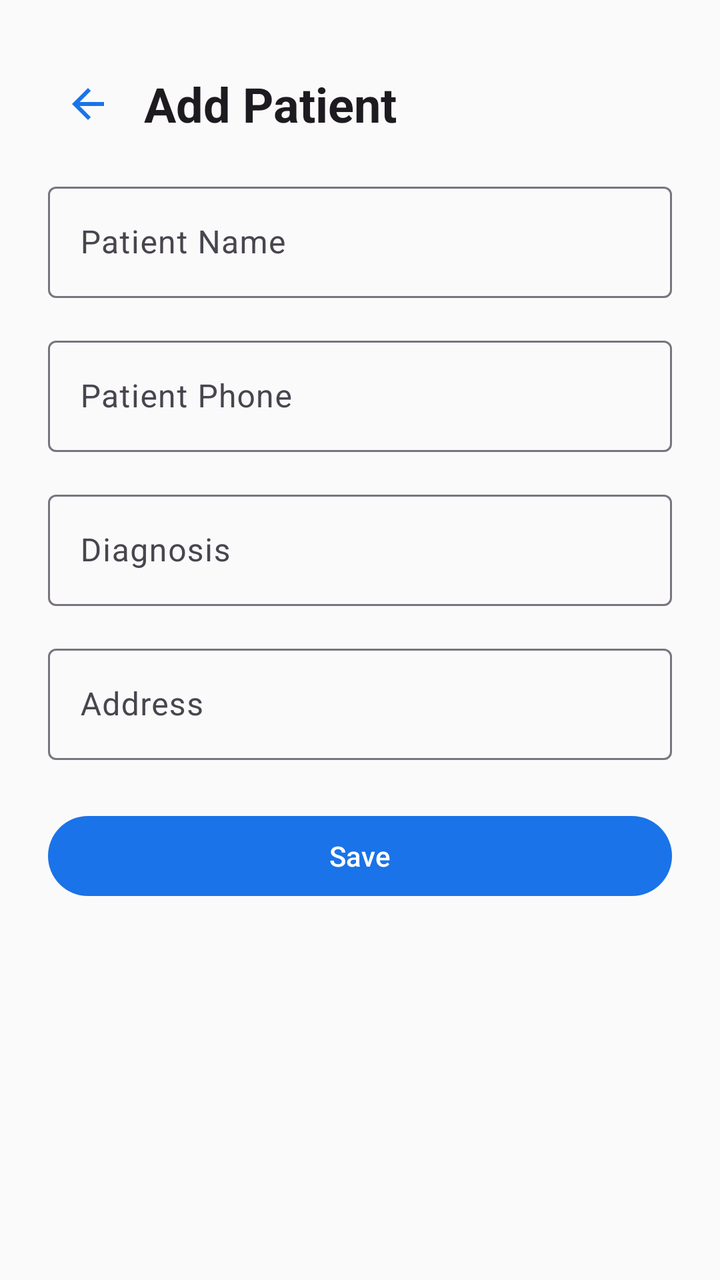
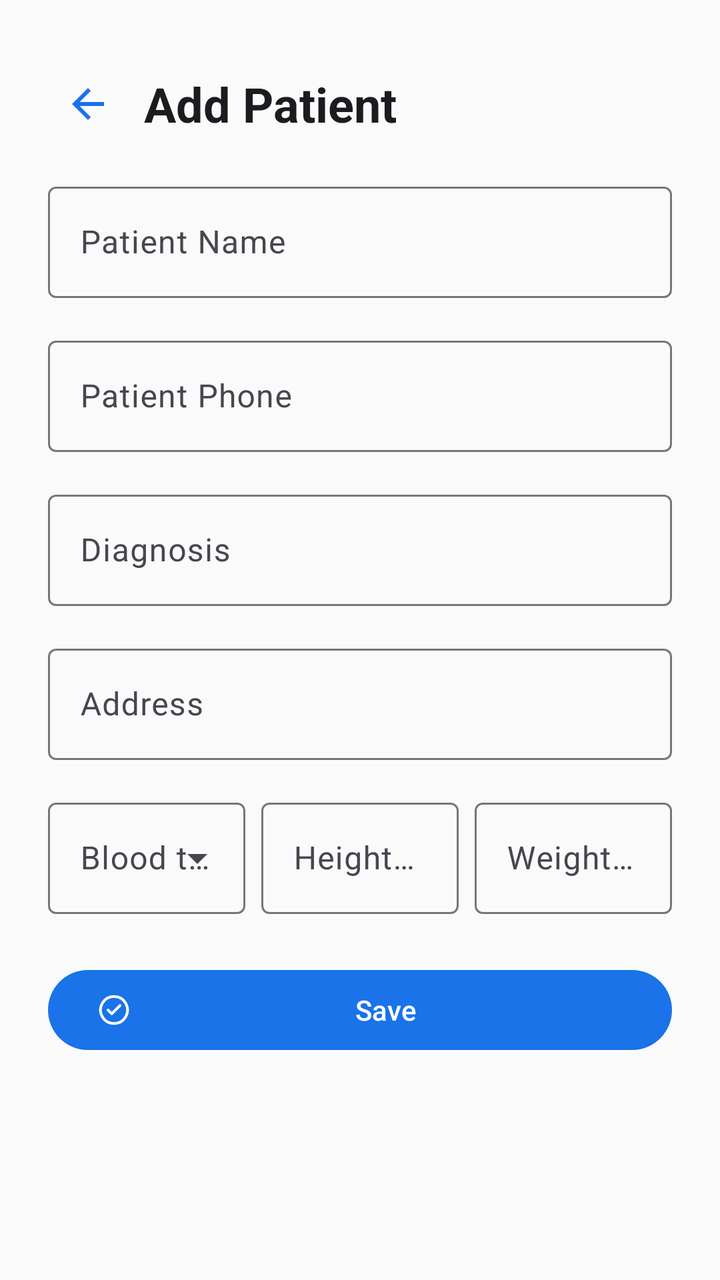

Compare the two renders of this Android layout. The source of the first and the diff that turns it into the second are given below.
<!-- AndroidManifest.xml: application theme Theme.MedCare -->
<!-- res/layout/fragment_patient_form.xml -->
<?xml version="1.0" encoding="utf-8"?>
<ScrollView xmlns:android="http://schemas.android.com/apk/res/android"
    xmlns:app="http://schemas.android.com/apk/res-auto"
    android:layout_width="match_parent"
    android:layout_height="match_parent">

    <androidx.constraintlayout.widget.ConstraintLayout
        android:layout_width="match_parent"
        android:layout_height="wrap_content"
        android:padding="@dimen/margin_large">

        <LinearLayout
            android:id="@+id/top_bar"
            android:layout_width="0dp"
            android:layout_height="wrap_content"
            android:layout_marginTop="8dp"
            android:gravity="center_vertical"
            android:orientation="horizontal"
            app:layout_constraintEnd_toEndOf="parent"
            app:layout_constraintStart_toStartOf="parent"
            app:layout_constraintTop_toTopOf="parent">

            <ImageButton
                android:id="@+id/back_button"
                android:layout_width="wrap_content"
                android:layout_height="wrap_content"
                android:background="?attr/selectableItemBackgroundBorderless"
                android:contentDescription="@string/cancel"
                android:padding="8dp"
                android:src="@drawable/ic_arrow_back"
                app:tint="?attr/colorPrimary" />

            <TextView
                android:id="@+id/form_title"
                android:layout_width="wrap_content"
                android:layout_height="wrap_content"
                android:layout_marginStart="8dp"
                android:text="@string/add_patient"
                android:textAppearance="@style/TextAppearance.Material3.HeadlineSmall"
                android:textStyle="bold" />

        </LinearLayout>

        <com.google.android.material.textfield.TextInputLayout
            android:id="@+id/name_layout"
            style="@style/Widget.Material3.TextInputLayout.OutlinedBox"
            android:layout_width="0dp"
            android:layout_height="wrap_content"
            android:layout_marginTop="16dp"
            android:hint="@string/patient_name"
            app:layout_constraintEnd_toEndOf="parent"
            app:layout_constraintStart_toStartOf="parent"
            app:layout_constraintTop_toBottomOf="@id/top_bar">

            <com.google.android.material.textfield.TextInputEditText
                android:id="@+id/name_input"
                android:layout_width="match_parent"
                android:layout_height="wrap_content"
                android:inputType="textPersonName"
                android:imeOptions="actionNext" />
        </com.google.android.material.textfield.TextInputLayout>

        <com.google.android.material.textfield.TextInputLayout
            android:id="@+id/phone_layout"
            style="@style/Widget.Material3.TextInputLayout.OutlinedBox"
            android:layout_width="0dp"
            android:layout_height="wrap_content"
            android:layout_marginTop="16dp"
            android:hint="@string/patient_phone"
            app:layout_constraintEnd_toEndOf="parent"
            app:layout_constraintStart_toStartOf="parent"
            app:layout_constraintTop_toBottomOf="@id/name_layout">

            <com.google.android.material.textfield.TextInputEditText
                android:id="@+id/phone_input"
                android:layout_width="match_parent"
                android:layout_height="wrap_content"
                android:inputType="phone"
                android:imeOptions="actionNext" />
        </com.google.android.material.textfield.TextInputLayout>

        <com.google.android.material.textfield.TextInputLayout
            android:id="@+id/diagnosis_layout"
            style="@style/Widget.Material3.TextInputLayout.OutlinedBox"
            android:layout_width="0dp"
            android:layout_height="wrap_content"
            android:layout_marginTop="16dp"
            android:hint="@string/patient_diagnosis"
            app:layout_constraintEnd_toEndOf="parent"
            app:layout_constraintStart_toStartOf="parent"
            app:layout_constraintTop_toBottomOf="@id/phone_layout">

            <com.google.android.material.textfield.TextInputEditText
                android:id="@+id/diagnosis_input"
                android:layout_width="match_parent"
                android:layout_height="wrap_content"
                android:inputType="textMultiLine"
                android:imeOptions="actionNext" />
        </com.google.android.material.textfield.TextInputLayout>

        <com.google.android.material.textfield.TextInputLayout
            android:id="@+id/address_layout"
            style="@style/Widget.Material3.TextInputLayout.OutlinedBox"
            android:layout_width="0dp"
            android:layout_height="wrap_content"
            android:layout_marginTop="16dp"
            android:hint="@string/address"
            app:layout_constraintEnd_toEndOf="parent"
            app:layout_constraintStart_toStartOf="parent"
            app:layout_constraintTop_toBottomOf="@id/diagnosis_layout">

            <com.google.android.material.textfield.TextInputEditText
                android:id="@+id/address_input"
                android:layout_width="match_parent"
                android:layout_height="wrap_content"
                android:inputType="textPostalAddress"
                android:maxLines="2"
                android:imeOptions="actionDone" />
        </com.google.android.material.textfield.TextInputLayout>

        <com.google.android.material.button.MaterialButton
            android:id="@+id/save_button"
            android:layout_width="0dp"
            android:layout_height="wrap_content"
            android:layout_marginTop="24dp"
            android:text="@string/save"
            app:layout_constraintEnd_toEndOf="parent"
            app:layout_constraintStart_toStartOf="parent"
            app:layout_constraintTop_toBottomOf="@id/address_layout" />

        <com.google.android.material.button.MaterialButton
            android:id="@+id/delete_button"
            style="@style/Widget.Material3.Button.TextButton"
            android:layout_width="0dp"
            android:layout_height="wrap_content"
            android:visibility="gone"
            android:text="@string/delete"
            android:textColor="?attr/colorError"
            app:layout_constraintEnd_toEndOf="parent"
            app:layout_constraintStart_toStartOf="parent"
            app:layout_constraintTop_toBottomOf="@id/save_button" />

    </androidx.constraintlayout.widget.ConstraintLayout>
</ScrollView>
<!-- resources referenced by this layout -->
<resources>
  <dimen name="margin_large">24dp</dimen>
  <!-- drawable ic_arrow_back (drawable) -->
  <vector xmlns:android="http://schemas.android.com/apk/res/android"
      android:width="24dp"
      android:height="24dp"
      android:viewportWidth="24"
      android:viewportHeight="24">
      <path
          android:fillColor="#FFFFFF"
          android:pathData="M20,11H7.83l5.59,-5.59L12,4l-8,8 8,8 1.41,-1.41L7.83,13H20v-2z" />
  </vector>
  <string name="add_patient">Add Patient</string>
  <string name="address">Address</string>
  <string name="cancel">Cancel</string>
  <string name="delete">Delete</string>
  <string name="patient_diagnosis">Diagnosis</string>
  <string name="patient_name">Patient Name</string>
  <string name="patient_phone">Patient Phone</string>
  <string name="save">Save</string>
  <style name="Theme.MedCare" parent="Theme.MedCare.Blue" />
  <color name="primary">#1A73E8</color>
  <color name="primary_variant">#1557B0</color>
  <color name="on_primary">#FFFFFF</color>
  <color name="primary_container">#D2E3FC</color>
  <color name="on_primary_container">#041E49</color>
  <color name="tertiary">#4285F4</color>
  <color name="tertiary_container">#D2E3FC</color>
  <color name="on_tertiary_container">#041E49</color>
  <color name="secondary">#03DAC6</color>
  <color name="secondary_variant">#018786</color>
  <color name="on_secondary">#000000</color>
  <color name="background">#FAFAFA</color>
  <color name="on_background">#1C1B1F</color>
  <color name="surface">#FFFFFF</color>
  <color name="on_surface">#1C1B1F</color>
  <color name="text_secondary">#49454F</color>
  <color name="outline">#79747E</color>
  <color name="divider">#E0E0E0</color>
  <color name="error">#B3261E</color>
  <color name="on_error">#FFFFFF</color>
  <!-- unchanged entries left out for length: 2 -->
</resources>

<!-- the commit's change to res/layout/fragment_patient_form.xml (unified diff, before → after) -->
@@ -118,24 +118,91 @@
                 android:imeOptions="actionDone" />
         </com.google.android.material.textfield.TextInputLayout>
 
+        <LinearLayout
+            android:id="@+id/vitals_row"
+            android:layout_width="0dp"
+            android:layout_height="wrap_content"
+            android:layout_marginTop="16dp"
+            android:orientation="horizontal"
+            app:layout_constraintEnd_toEndOf="parent"
+            app:layout_constraintStart_toStartOf="parent"
+            app:layout_constraintTop_toBottomOf="@id/address_layout">
+
+            <com.google.android.material.textfield.TextInputLayout
+                android:id="@+id/blood_layout"
+                style="@style/Widget.Material3.TextInputLayout.OutlinedBox"
+                android:layout_width="0dp"
+                android:layout_height="wrap_content"
+                android:layout_weight="1"
+                android:layout_marginEnd="4dp"
+                android:hint="@string/blood_type"
+                app:endIconMode="custom"
+                app:endIconDrawable="@drawable/ic_arrow_drop_down">
+
+                <com.google.android.material.textfield.TextInputEditText
+                    android:id="@+id/blood_input"
+                    android:layout_width="match_parent"
+                    android:layout_height="wrap_content"
+                    android:focusable="false"
+                    android:inputType="none"
+                    android:cursorVisible="false" />
+            </com.google.android.material.textfield.TextInputLayout>
+
+            <com.google.android.material.textfield.TextInputLayout
+                android:id="@+id/height_layout"
+                style="@style/Widget.Material3.TextInputLayout.OutlinedBox"
+                android:layout_width="0dp"
+                android:layout_height="wrap_content"
+                android:layout_weight="1"
+                android:layout_marginHorizontal="4dp"
+                android:hint="@string/height">
+
+                <com.google.android.material.textfield.TextInputEditText
+                    android:id="@+id/height_input"
+                    android:layout_width="match_parent"
+                    android:layout_height="wrap_content"
+                    android:inputType="number" />
+            </com.google.android.material.textfield.TextInputLayout>
+
+            <com.google.android.material.textfield.TextInputLayout
+                android:id="@+id/weight_layout"
+                style="@style/Widget.Material3.TextInputLayout.OutlinedBox"
+                android:layout_width="0dp"
+                android:layout_height="wrap_content"
+                android:layout_weight="1"
+                android:layout_marginStart="4dp"
+                android:hint="@string/weight">
+
+                <com.google.android.material.textfield.TextInputEditText
+                    android:id="@+id/weight_input"
+                    android:layout_width="match_parent"
+                    android:layout_height="wrap_content"
+                    android:inputType="numberDecimal" />
+            </com.google.android.material.textfield.TextInputLayout>
+
+        </LinearLayout>
+
         <com.google.android.material.button.MaterialButton
             android:id="@+id/save_button"
             android:layout_width="0dp"
             android:layout_height="wrap_content"
             android:layout_marginTop="24dp"
             android:text="@string/save"
-            app:layout_constraintEnd_toEndOf="parent"
-            app:layout_constraintStart_toStartOf="parent"
-            app:layout_constraintTop_toBottomOf="@id/address_layout" />
+            app:icon="@drawable/ic_save"
+            app:layout_constraintEnd_toEndOf="parent"
+            app:layout_constraintStart_toStartOf="parent"
+            app:layout_constraintTop_toBottomOf="@id/vitals_row" />
 
         <com.google.android.material.button.MaterialButton
             android:id="@+id/delete_button"
-            style="@style/Widget.Material3.Button.TextButton"
+            style="@style/Widget.MedCare.Button.Error"
             android:layout_width="0dp"
             android:layout_height="wrap_content"
             android:visibility="gone"
             android:text="@string/delete"
             android:textColor="?attr/colorError"
+            app:icon="@drawable/ic_delete"
+            app:iconTint="?attr/colorError"
             app:layout_constraintEnd_toEndOf="parent"
             app:layout_constraintStart_toStartOf="parent"
             app:layout_constraintTop_toBottomOf="@id/save_button" />
<!-- resource entries referenced after the edit -->
@@ -7,19 +7,68 @@
       android:height="24dp"
       android:viewportWidth="24"
       android:viewportHeight="24">
+      android:autoMirrored="true"
       <path
           android:fillColor="#FFFFFF"
           android:pathData="M20,11H7.83l5.59,-5.59L12,4l-8,8 8,8 1.41,-1.41L7.83,13H20v-2z" />
   </vector>
+  <!-- drawable ic_arrow_drop_down (drawable) -->
+  <?xml version="1.0" encoding="utf-8"?>
+  <vector xmlns:android="http://schemas.android.com/apk/res/android"
+      android:width="24dp"
+      android:height="24dp"
+      android:viewportWidth="24"
+      android:viewportHeight="24"
+      android:tint="?attr/colorOnSurfaceVariant">
+      <path
+          android:fillColor="@android:color/white"
+          android:pathData="M7,10l5,5 5,-5z" />
+  </vector>
+  <!-- drawable ic_delete (drawable) -->
+  <vector xmlns:android="http://schemas.android.com/apk/res/android"
+      android:width="24dp"
+      android:height="24dp"
+      android:viewportWidth="24"
+      android:viewportHeight="24"
+      android:tint="@android:color/white">
+      <path
+          android:fillColor="@android:color/white"
+          android:pathData="M6,19c0,1.1 0.9,2 2,2h8c1.1,0 2,-0.9 2,-2V7H6v12zM19,4h-3.5l-1,-1h-5l-1,1H5v2h14V4z" />
+  </vector>
+  <!-- drawable ic_save (drawable) -->
+  <?xml version="1.0" encoding="utf-8"?>
+  <vector xmlns:android="http://schemas.android.com/apk/res/android"
+      android:width="24dp"
+      android:height="24dp"
+      android:viewportWidth="24"
+      android:viewportHeight="24">
+      <path
+          android:fillColor="#00000000"
+          android:strokeColor="#000000"
+          android:strokeWidth="1.8"
+          android:strokeLineCap="round"
+          android:strokeLineJoin="round"
+          android:pathData="M12,3 A9,9 0 1 0 12.01,3 M8,12 L10.5,14.5 L16,9" />
+  </vector>
   <string name="add_patient">Add Patient</string>
   <string name="address">Address</string>
+  <string name="blood_type">Blood type</string>
   <string name="cancel">Cancel</string>
   <string name="delete">Delete</string>
+  <string name="height">Height (cm)</string>
   <string name="patient_diagnosis">Diagnosis</string>
   <string name="patient_name">Patient Name</string>
   <string name="patient_phone">Patient Phone</string>
   <string name="save">Save</string>
+  <string name="weight">Weight (kg)</string>
+  <style name="Widget.MedCare.Button.Error" parent="Widget.Material3.Button.TonalButton">
+          <item name="backgroundTint">@color/error_tonal_bg</item>
+          <item name="android:textColor">@color/error</item>
+          <item name="iconTint">@color/error</item>
+          <item name="rippleColor">@color/error_tonal_ripple</item>
+      </style>
   <style name="Theme.MedCare" parent="Theme.MedCare.Blue" />
+  <color name="error_tonal_bg">#1AB3261E</color>
   <color name="primary">#1A73E8</color>
   <color name="primary_variant">#1557B0</color>
   <color name="on_primary">#FFFFFF</color>
@@ -39,6 +88,7 @@
   <color name="outline">#79747E</color>
   <color name="divider">#E0E0E0</color>
   <color name="error">#B3261E</color>
+  <color name="error_tonal_ripple">#40B3261E</color>
   <color name="on_error">#FFFFFF</color>
   <!-- unchanged entries left out for length: 2 -->
 </resources>
